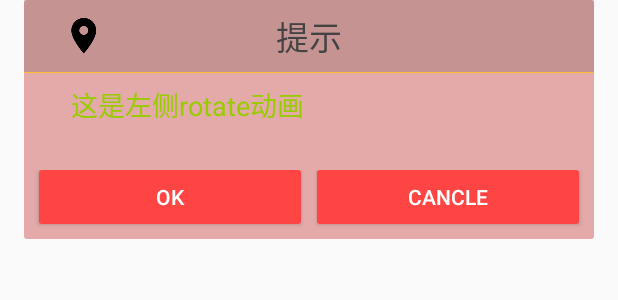
After one commit to caozhiou0804/SideProject, an Android app: the layout dialog_layout.xml on its own in the app's theme, with its tools: preview values and no code run, on a phone screen of 412 x 824 dp. The commit adds this screen. Shown: the top 300 px of the screen. Run offline under Robolectric (Android 15) with nearby library versions, the light colour scheme and no system bars.

Commit message:
添加带动画效果的dialog

```diff
--- /dev/null
+++ b/app/src/main/res/drawable/btn_press.xml
@@ -0,0 +1,7 @@
+<?xml version="1.0" encoding="utf-8"?>
+
+<shape xmlns:android="http://schemas.android.com/apk/res/android" >
+
+    <corners android:radius="2dp" />
+    <solid android:color="@color/androidColorB" />
+</shape>
--- /dev/null
+++ b/app/src/main/res/drawable/btn_selector.xml
@@ -0,0 +1,7 @@
+<?xml version="1.0" encoding="utf-8"?>
+
+<selector xmlns:android="http://schemas.android.com/apk/res/android">
+    <item android:state_pressed="true" android:drawable="@drawable/btn_press" />
+    <item android:state_enabled="false" android:drawable="@drawable/btn_press" />
+    <item android:drawable="@drawable/btn_unpress" />
+</selector>
--- /dev/null
+++ b/app/src/main/res/drawable/btn_unpress.xml
@@ -0,0 +1,7 @@
+<?xml version="1.0" encoding="utf-8"?>
+
+<shape xmlns:android="http://schemas.android.com/apk/res/android" >
+
+    <corners android:radius="2dp" />
+    <solid android:color="@color/androidColorE" />
+</shape>
--- /dev/null
+++ b/app/src/main/res/drawable/dialog_bg.xml
@@ -0,0 +1,6 @@
+<?xml version="1.0" encoding="utf-8"?>
+<shape xmlns:android="http://schemas.android.com/apk/res/android" >
+
+	<corners android:radius="2dp" />
+	<solid android:color="@color/pink_color" />
+</shape>
--- /dev/null
+++ b/app/src/main/res/layout/dialog_layout.xml
@@ -0,0 +1,115 @@
+<RelativeLayout xmlns:android="http://schemas.android.com/apk/res/android"
+    android:id="@+id/main"
+    android:layout_width="match_parent"
+    android:layout_height="wrap_content"
+    android:paddingLeft="@dimen/dialog_padding"
+    android:paddingRight="@dimen/dialog_padding" >
+
+    <LinearLayout
+        android:id="@+id/parentPanel"
+        android:layout_width="match_parent"
+        android:layout_height="wrap_content"
+        android:layout_centerInParent="true"
+        android:background="@drawable/dialog_bg"
+        android:clickable="false"
+        android:orientation="vertical"
+        android:visibility="visible" >
+
+        <LinearLayout
+            android:id="@+id/topPanel"
+            android:layout_width="match_parent"
+            android:layout_height="wrap_content"
+            android:background="#22000000"
+            android:orientation="vertical" >
+
+            <RelativeLayout
+                android:id="@+id/title_template"
+                android:layout_width="match_parent"
+                android:layout_height="48dp"
+                android:layout_marginEnd="16dip"
+                android:layout_marginStart="16dip" >
+
+                <ImageView
+                    android:id="@+id/icon"
+                    android:layout_width="32dp"
+                    android:layout_height="wrap_content"
+                    android:layout_centerVertical="true"
+                    android:layout_margin="8dip"
+                    android:scaleType="centerInside"
+                    android:src="@drawable/ic_nearby" />
+
+                <TextView
+                    android:id="@+id/alertTitle"
+                    style="@style/DialogWindowTitle"
+                    android:layout_width="wrap_content"
+                    android:layout_height="wrap_content"
+                    android:layout_centerInParent="true"
+                    android:layout_marginLeft="8dip"
+                    android:ellipsize="end"
+                    android:gravity="center"
+                    android:text="提示"
+                    android:singleLine="true" />
+            </RelativeLayout>
+
+            <View
+                android:id="@+id/titleDivider"
+                android:layout_width="match_parent"
+                android:layout_height="0.5dp"
+                android:background="@color/androidColorD"
+                android:visibility="visible" />
+        </LinearLayout>
+
+        <LinearLayout
+            android:id="@+id/contentPanel"
+            android:layout_width="match_parent"
+            android:layout_height="wrap_content"
+            android:layout_weight="1"
+            android:orientation="vertical" >
+
+            <TextView
+                android:id="@+id/message"
+                style="?android:attr/textAppearanceMedium"
+                android:layout_width="match_parent"
+                android:layout_height="wrap_content"
+                android:layout_marginLeft="15dp"
+                android:layout_marginRight="15dp"
+                android:paddingBottom="8dip"
+                android:paddingEnd="16dip"
+                android:paddingStart="16dip"
+                android:paddingTop="8dip"
+                android:text="这是左侧rotate动画\n"
+                android:textColor="@color/androidColorC"
+                android:textIsSelectable="true" />
+        </LinearLayout>
+
+        <FrameLayout
+            android:id="@+id/customPanel"
+            android:layout_width="match_parent"
+            android:layout_height="wrap_content"
+            android:layout_weight="1" >
+
+        </FrameLayout>
+
+        <LinearLayout
+            android:layout_width="match_parent"
+            android:layout_height="wrap_content" >
+
+            <Button
+                android:id="@+id/button1"
+                style="@style/dialog_btn"
+                android:layout_marginLeft="10dp"
+                android:layout_marginRight="5dp"
+                android:text="OK"
+                android:visibility="visible" />
+
+            <Button
+                android:id="@+id/button2"
+                style="@style/dialog_btn"
+                android:layout_marginLeft="5dp"
+                android:layout_marginRight="10dp"
+                android:text="Cancle"
+                android:visibility="visible" />
+        </LinearLayout>
+    </LinearLayout>
+
+</RelativeLayout>
--- a/app/src/main/res/layout/item_welcome_pager.xml
+++ b/app/src/main/res/layout/item_welcome_pager.xml
@@ -2,7 +2,7 @@
 <LinearLayout xmlns:android="http://schemas.android.com/apk/res/android"
     android:layout_width="match_parent"
     android:layout_height="match_parent"
-    android:background="@color/transparent">
+    android:background="@color/androidColorA">
 
     <TextView
         android:id="@+id/tv_welcome_title"
--- a/app/src/main/res/values/dimens.xml
+++ b/app/src/main/res/values/dimens.xml
@@ -28,4 +28,8 @@
     <!--header padding-->
     <dimen name="header_padding">8dp</dimen>
     <!--recycler end-->
+
+    <!--dialog -->
+    <dimen name="dialog_padding">16dp</dimen>
+
 </resources>
--- a/app/src/main/res/values/styles.xml
+++ b/app/src/main/res/values/styles.xml
@@ -36,6 +36,7 @@
         <item name="android:layout_marginLeft">0dp</item>
         <item name="android:paddingLeft">30dp</item>
     </style>
+
     <style name="TextButtonToolBar">
         <item name="android:background">?attr/selectableItemBackground</item>
         <item name="android:paddingLeft">10dp</item>
@@ -44,4 +45,36 @@
         <item name="android:gravity">center_vertical</item>
         <item name="android:clickable">true</item>
     </style>
+    <!--dialog样式-->
+    <style name="DialogWindowTitle">
+        <item name="android:textSize">22sp</item>
+        <item name="android:textColor">@color/text_color</item>
+    </style>
+
+    <style name="dialog_tran" parent="android:style/Theme.Dialog">
+        <item name="android:windowFrame">@null</item>
+        <item name="android:windowNoTitle">true</item>
+        <item name="android:windowBackground">@android:color/transparent</item>
+        <item name="android:windowIsFloating">true</item>
+        <item name="android:windowContentOverlay">@null</item>
+        <item name="android:windowIsTranslucent">true</item>
+        <item name="android:backgroundDimEnabled">false</item>
+        <item name="android:backgroundDimAmount">0.4</item>
+    </style>
+
+    <style name="dialog_btn">
+        <item name="android:layout_width">0dp</item>
+        <item name="android:layout_height">wrap_content</item>
+        <item name="android:minHeight">36dp</item>
+        <item name="android:layout_weight">1</item>
+        <item name="android:layout_marginBottom">10dp</item>
+        <item name="android:background">@drawable/btn_selector</item>
+        <item name="android:textColor">#ffffff</item>
+        <item name="android:gravity">center</item>
+    </style>
+
+    <style name="dialog_untran" parent="dialog_tran">
+        <item name="android:backgroundDimEnabled">true</item>
+    </style>
+
 </resources>
```
Also changed, not shown: app/src/main/java/com/junit/caozhiou/sideproject/adapter/SwipeRecyclerViewAdapter1.java (+25 -3 lines), app/src/main/java/com/junit/caozhiou/sideproject/util/MyDialog.java (added, +161 -0 lines), app/src/main/java/com/junit/caozhiou/sideproject/util/Rotate3dAnimation.java (added, +91 -0 lines), app/src/main/res/anim/dialog_anim_set.xml (added, +14 -0 lines), 1166 other files.
